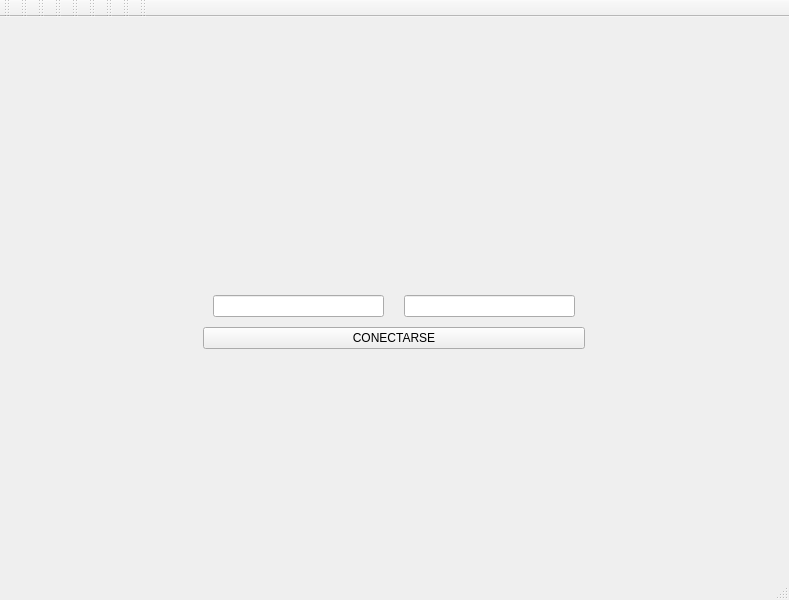
Before: the Qt Designer form src/client/lobby/lobby.ui in fernandezfacu/Remake-Counter-Strike-2D, drawn with Qt 5.
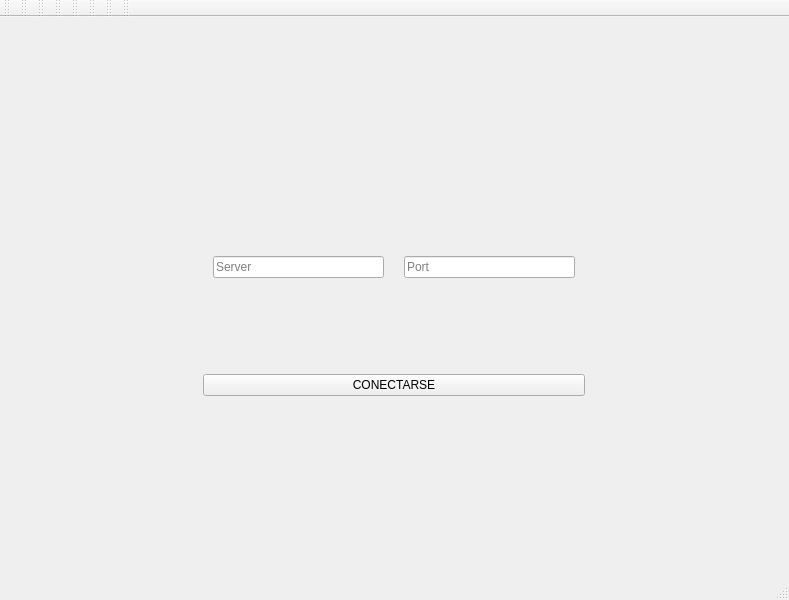
After: the same form once the commit is applied. The open tabs and pages were chosen to show the change. Icons and pictures are not drawn.

What changed in the file:
```diff
--- a/src/client/lobby/lobby.ui
+++ b/src/client/lobby/lobby.ui
@@ -110,17 +110,6 @@
        </property>
        <layout class="QVBoxLayout" name="verticalLayout_5">
         <item>
-         <layout class="QVBoxLayout" name="verticalLayout">
-          <property name="spacing">
-           <number>10</number>
-          </property>
-          <property name="sizeConstraint">
-           <enum>QLayout::SetMinimumSize</enum>
-          </property>
-          <property name="bottomMargin">
-           <number>10</number>
-          </property>
-          <item>
            <layout class="QHBoxLayout" name="horizontalLayout">
             <property name="spacing">
              <number>20</number>
@@ -135,10 +124,24 @@
              <number>10</number>
             </property>
             <item>
-             <widget class="QLineEdit" name="Server"/>
+           <widget class="QLineEdit" name="Server">
+            <property name="placeholderText">
+             <string>Server</string>
+            </property>
+           </widget>
             </item>
             <item>
-             <widget class="QLineEdit" name="Port"/>
+           <widget class="QLineEdit" name="Port">
+            <property name="inputMask">
+             <string/>
+            </property>
+            <property name="text">
+             <string/>
+            </property>
+            <property name="placeholderText">
+             <string>Port</string>
+            </property>
+           </widget>
             </item>
            </layout>
           </item>
@@ -156,8 +159,6 @@
            </widget>
           </item>
          </layout>
-        </item>
-       </layout>
       </widget>
       <widget class="QWidget" name="SelectJoinOrCreate">
        <property name="sizePolicy">
@@ -175,6 +176,24 @@
        <property name="styleSheet">
         <string notr="true"/>
        </property>
+       <layout class="QVBoxLayout" name="verticalLayout">
+        <item>
+         <widget class="QLineEdit" name="lineEdit">
+          <property name="sizePolicy">
+           <sizepolicy hsizetype="Expanding" vsizetype="Fixed">
+            <horstretch>0</horstretch>
+            <verstretch>0</verstretch>
+           </sizepolicy>
+          </property>
+          <property name="minimumSize">
+           <size>
+            <width>80</width>
+            <height>0</height>
+           </size>
+          </property>
+         </widget>
+        </item>
+        <item>
        <layout class="QHBoxLayout" name="horizontalLayout_3">
         <item>
          <widget class="QPushButton" name="CreateGame">
@@ -203,6 +222,8 @@
          </widget>
         </item>
        </layout>
+        </item>
+       </layout>
       </widget>
       <widget class="QWidget" name="JoinGamePage">
        <property name="sizePolicy">
@@ -443,17 +464,6 @@
     <bool>false</bool>
    </attribute>
   </widget>
-  <widget class="QToolBar" name="toolBar_9">
-   <property name="windowTitle">
-    <string>toolBar_9</string>
-   </property>
-   <attribute name="toolBarArea">
-    <enum>TopToolBarArea</enum>
-   </attribute>
-   <attribute name="toolBarBreak">
-    <bool>false</bool>
-   </attribute>
-  </widget>
  </widget>
  <resources/>
  <connections/>
```
Left out of the diff: 17 changed lines with no effect on the pictures. Lines whose indentation alone changed are shown as unchanged.
